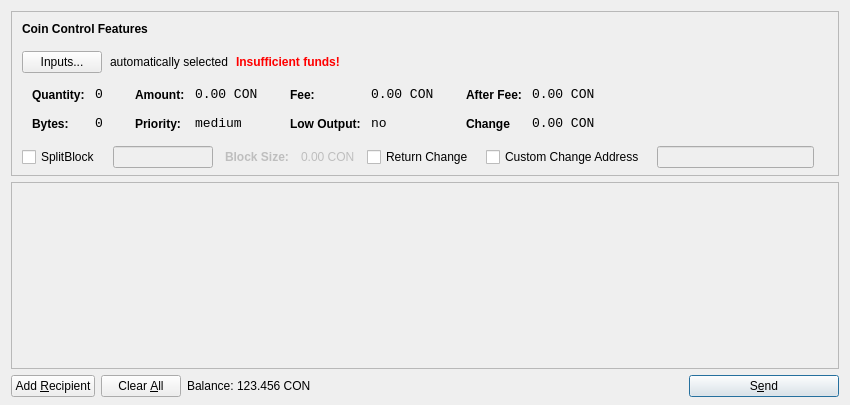
First picture: the form in src/qt/forms/sendcoinsdialog.ui, repository prodigal-son/DigitalGold, before the edit.
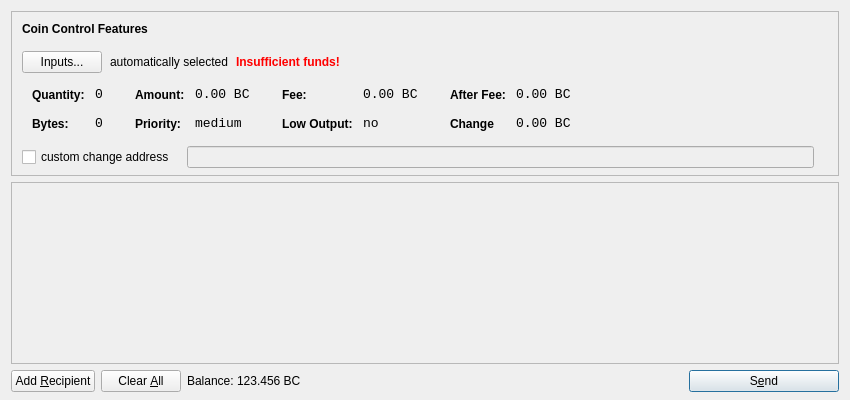
Second picture: the form after the edit. Icons and pictures are not drawn.

```diff
--- a/src/qt/forms/sendcoinsdialog.ui
+++ b/src/qt/forms/sendcoinsdialog.ui
@@ -7,7 +7,7 @@
     <x>0</x>
     <y>0</y>
     <width>850</width>
-    <height>405</height>
+    <height>400</height>
    </rect>
   </property>
   <property name="windowTitle">
@@ -321,7 +321,7 @@
                   <enum>Qt::ActionsContextMenu</enum>
                  </property>
                  <property name="text">
-                  <string>0.00 CON</string>
+                  <string>0.00 BC</string>
                  </property>
                  <property name="textInteractionFlags">
                   <set>Qt::LinksAccessibleByMouse|Qt::TextSelectableByKeyboard|Qt::TextSelectableByMouse</set>
@@ -407,7 +407,7 @@
                   <enum>Qt::ActionsContextMenu</enum>
                  </property>
                  <property name="text">
-                  <string>0.00 CON</string>
+                  <string>0.00 BC</string>
                  </property>
                  <property name="textInteractionFlags">
                   <set>Qt::LinksAccessibleByMouse|Qt::TextSelectableByKeyboard|Qt::TextSelectableByMouse</set>
@@ -450,9 +450,6 @@
              </item>
              <item>
               <layout class="QFormLayout" name="formLayoutCoinControl4">
-			  <property name="fieldGrowthPolicy">
-			  <enum>QFormLayout::AllNonFixedFieldsGrow</enum>
-				</property>
                <property name="horizontalSpacing">
                 <number>10</number>
                </property>
@@ -496,7 +493,7 @@
                   <enum>Qt::ActionsContextMenu</enum>
                  </property>
                  <property name="text">
-                  <string>0.00 CON</string>
+                  <string>0.00 BC</string>
                  </property>
                  <property name="textInteractionFlags">
                   <set>Qt::LinksAccessibleByMouse|Qt::TextSelectableByKeyboard|Qt::TextSelectableByMouse</set>
@@ -528,7 +525,7 @@
                   <enum>Qt::ActionsContextMenu</enum>
                  </property>
                  <property name="text">
-                  <string>0.00 CON</string>
+                  <string>0.00 BC</string>
                  </property>
                  <property name="textInteractionFlags">
                   <set>Qt::LinksAccessibleByMouse|Qt::TextSelectableByKeyboard|Qt::TextSelectableByMouse</set>
@@ -542,9 +539,8 @@
           </layout>
          </widget>
         </item>
-        
-		<item>
-         <layout class="QHBoxLayout" name="horizontalLayoutCoinControl4" stretch="0,0,0,0,0,0,0,0">
+        <item>
+         <layout class="QHBoxLayout" name="horizontalLayoutCoinControl4" stretch="0,0,0">
           <property name="spacing">
            <number>12</number>
           </property>
@@ -557,69 +553,10 @@
           <property name="rightMargin">
            <number>5</number>
           </property>
-          <item>
-           <widget class="QCheckBox" name="splitBlockCheckBox">
-            <property name="text">
-             <string>SplitBlock</string>
-            </property>
-           </widget>
-          </item>
-          <item>
-           <widget class="QLineEdit" name="splitBlockLineEdit">
-            <property name="enabled">
-             <bool>false</bool>
-            </property>
-            <property name="sizePolicy">
-             <sizepolicy hsizetype="Fixed" vsizetype="Fixed">
-              <horstretch>0</horstretch>
-              <verstretch>0</verstretch>
-             </sizepolicy>
-            </property>
-            <property name="maximumSize">
-             <size>
-              <width>100</width>
-              <height>16777215</height>
-             </size>
-            </property>
-           </widget>
-          </item>
-          <item>
-           <widget class="QLabel" name="labelBlockSizeText">
-            <property name="enabled">
-             <bool>false</bool>
-            </property>
-            <property name="font">
-             <font>
-              <weight>75</weight>
-              <bold>true</bold>
-             </font>
-            </property>
-            <property name="text">
-             <string>Block Size:</string>
-            </property>
-           </widget>
-          </item>
-          <item>
-           <widget class="QLabel" name="labelBlockSize">
-            <property name="enabled">
-             <bool>false</bool>
-            </property>
-            <property name="text">
-             <string>0.00 CON</string>
-            </property>
-           </widget>
-          </item>
-          <item>
-           <widget class="QCheckBox" name="returnChangeCheckBox">
-            <property name="text">
-             <string>Return Change</string>
-            </property>
-           </widget>
-          </item>
           <item>
            <widget class="QCheckBox" name="checkBoxCoinControlChange">
             <property name="text">
-             <string>Custom Change Address</string>
+             <string>custom change address</string>
             </property>
            </widget>
           </item>
@@ -690,7 +627,7 @@
         <x>0</x>
         <y>0</y>
         <width>830</width>
-        <height>158</height>
+        <height>165</height>
        </rect>
       </property>
       <layout class="QVBoxLayout" name="verticalLayout_2">
@@ -796,7 +733,7 @@
           <cursorShape>IBeamCursor</cursorShape>
          </property>
          <property name="text">
-          <string>123.456 CON</string>
+          <string>123.456 BC</string>
          </property>
          <property name="textInteractionFlags">
           <set>Qt::LinksAccessibleByMouse|Qt::TextSelectableByKeyboard|Qt::TextSelectableByMouse</set>
```
Left out of the diff: 9 changed lines with no effect on the pictures.
